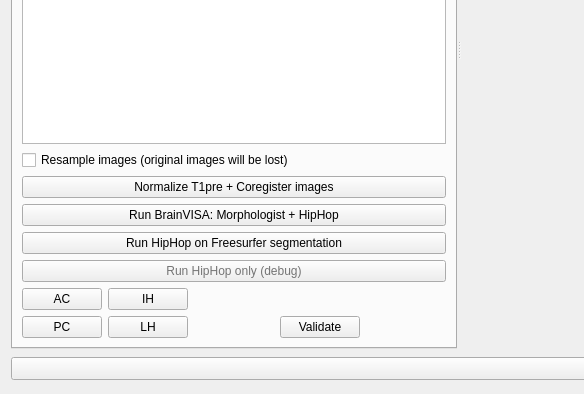
Before: the Qt Designer form ImageImport.ui in IntrAnatSEEGSoftware/IntrAnat, drawn with Qt 5; both pictures show x 0 to 584 and y 262 to 656 of the 1193 by 656 pixel window.
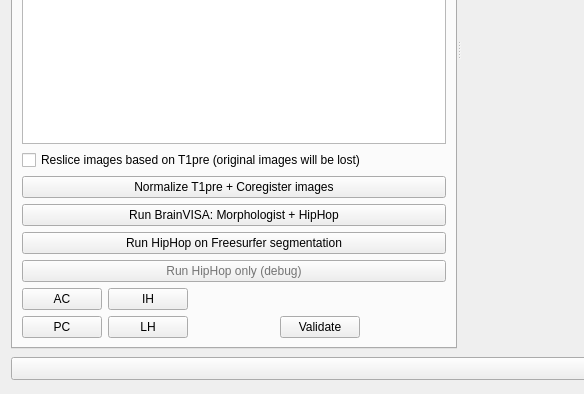
After: the same form once the commit is applied. The open tabs and pages were chosen to show the change.

Commit message: Import from BIDS

The edit to the form file:
```diff
--- a/ImageImport.ui
+++ b/ImageImport.ui
@@ -708,7 +708,7 @@
         <item>
          <widget class="QCheckBox" name="regResampleCheck">
           <property name="text">
-           <string>Resample images (original images will be lost)</string>
+           <string>Reslice images based on T1pre (original images will be lost)</string>
           </property>
          </widget>
         </item>
```
The commit also changes 1 other file.
